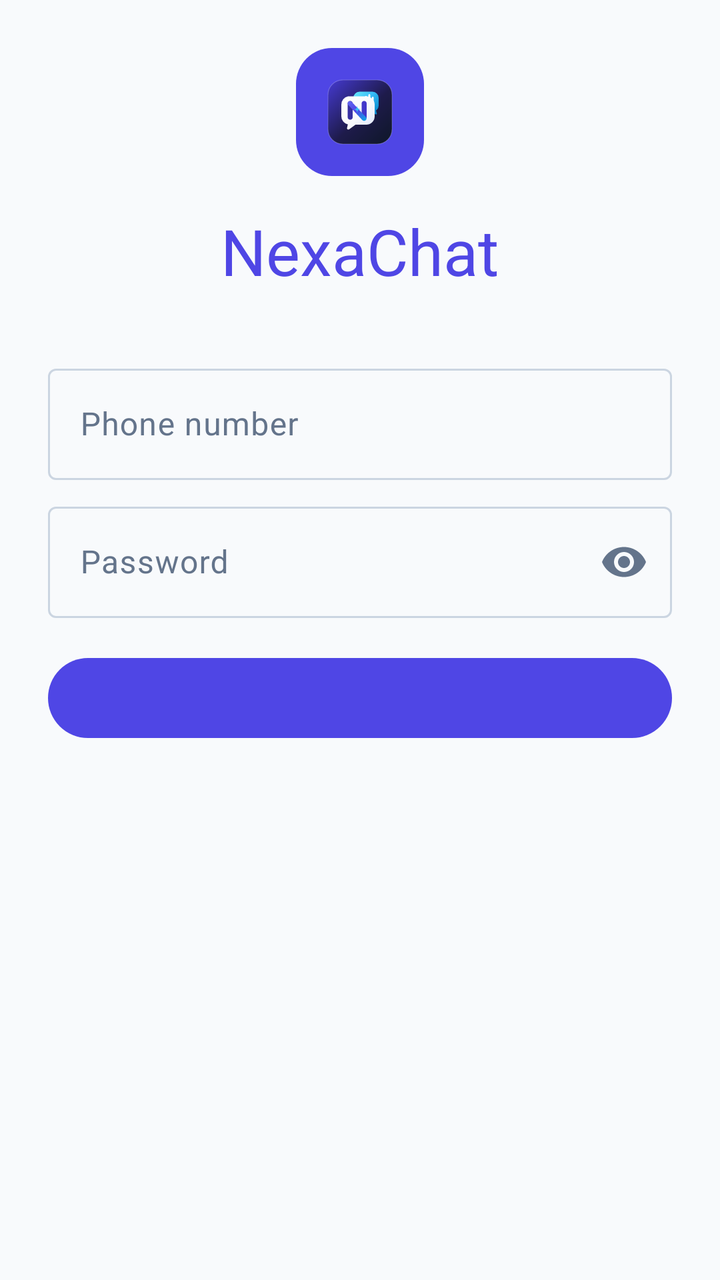
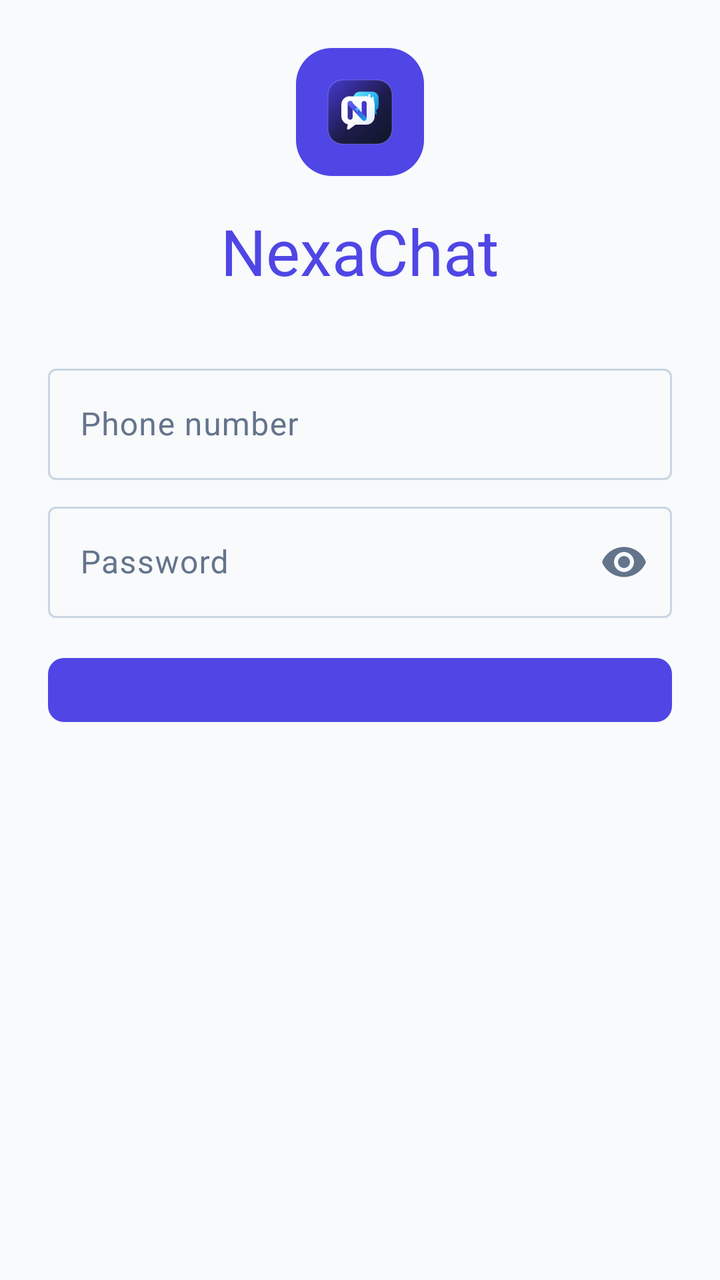

An Android layout rendered at two revisions. The XML below is the earlier revision; the diff shows what the commit changed to produce the second picture.
<!-- AndroidManifest.xml: application theme Theme.NexaChat -->
<!-- res/layout/fragment_login.xml -->
<?xml version="1.0" encoding="utf-8"?>
<FrameLayout xmlns:android="http://schemas.android.com/apk/res/android"
    android:layout_width="match_parent"
    android:layout_height="match_parent"
    android:background="?android:attr/colorBackground">

        <ScrollView
            android:layout_width="match_parent"
            android:layout_height="match_parent"
            android:fillViewport="true">

            <LinearLayout
                android:layout_width="match_parent"
                android:layout_height="wrap_content"
                android:gravity="center_horizontal"
                android:orientation="vertical"
                android:padding="@dimen/space_lg">

                <LinearLayout
                    android:id="@+id/contentColumn"
                    android:layout_width="match_parent"
                    android:layout_height="wrap_content"
                    android:maxWidth="@dimen/auth_form_max_width"
                    android:orientation="vertical"
                    android:gravity="center_horizontal">

                    <ImageView
                        android:id="@+id/authLogo"
                        android:layout_width="64dp"
                        android:layout_height="64dp"
                        android:background="@drawable/bg_auth_logo"
                        android:contentDescription="@string/app_name"
                        android:padding="14dp"
                        android:src="@drawable/ic_nexachat_logo" />

                    <TextView
                        android:id="@+id/authTitle"
                        android:layout_width="wrap_content"
                        android:layout_height="wrap_content"
                        android:layout_marginTop="@dimen/space_md"
                        android:text="@string/app_name"
                        android:textAppearance="?attr/textAppearanceHeadlineLarge"
                        android:textColor="?attr/colorPrimary" />

                    <com.google.android.material.textfield.TextInputLayout
                        android:id="@+id/phoneLayout"
                        android:layout_width="match_parent"
                        android:layout_height="wrap_content"
                        android:layout_marginTop="@dimen/space_xl"
                        android:hint="@string/auth_phone_label">

                        <com.google.android.material.textfield.TextInputEditText
                            android:id="@+id/phoneInput"
                            android:layout_width="match_parent"
                            android:layout_height="wrap_content"
                            android:inputType="phone" />
                    </com.google.android.material.textfield.TextInputLayout>

                    <com.google.android.material.textfield.TextInputLayout
                        android:id="@+id/passwordLayout"
                        android:layout_width="match_parent"
                        android:layout_height="wrap_content"
                        android:layout_marginTop="@dimen/space_sm"
                        android:hint="@string/auth_password_label"
                        app:endIconDrawable="@drawable/ic_visibility"
                        app:endIconContentDescription="@string/cd_password_visibility"
                        app:endIconMode="password_toggle"
                        xmlns:app="http://schemas.android.com/apk/res-auto">

                        <com.google.android.material.textfield.TextInputEditText
                            android:id="@+id/passwordInput"
                            android:layout_width="match_parent"
                            android:layout_height="wrap_content"
                            android:inputType="textPassword" />
                    </com.google.android.material.textfield.TextInputLayout>

                    <TextView
                        android:id="@+id/errorBanner"
                        android:layout_width="match_parent"
                        android:layout_height="wrap_content"
                        android:layout_marginTop="@dimen/space_sm"
                        android:background="?attr/colorErrorContainer"
                        android:padding="@dimen/space_sm"
                        android:textColor="?attr/colorOnErrorContainer"
                        android:visibility="gone" />

                    <com.google.android.material.button.MaterialButton
                        android:id="@+id/primaryAction"
                        android:layout_width="match_parent"
                        android:layout_height="wrap_content"
                        android:layout_marginTop="@dimen/space_md"
                        android:minHeight="@dimen/min_touch_target" />

                    <com.google.android.material.button.MaterialButton
                        android:id="@+id/secondaryAction"
                        style="@style/Widget.Material3.Button.TextButton"
                        android:layout_width="match_parent"
                        android:layout_height="wrap_content"
                        android:minHeight="@dimen/min_touch_target" />
                </LinearLayout>
            </LinearLayout>
        </ScrollView>


    <com.nexachat.core.ui.components.LoadingStateView
        android:id="@+id/loadingState"
        android:layout_width="match_parent"
        android:layout_height="match_parent"
        android:visibility="gone" />

    <com.nexachat.core.ui.components.ErrorStateView
        android:id="@+id/errorState"
        android:layout_width="match_parent"
        android:layout_height="match_parent"
        android:visibility="gone" />

    <com.nexachat.core.ui.components.EmptyStateView
        android:id="@+id/emptyState"
        android:layout_width="match_parent"
        android:layout_height="match_parent"
        android:visibility="gone" />

</FrameLayout>
<!-- resources referenced by this layout -->
<resources>
  <dimen name="auth_form_max_width">440dp</dimen>
  <dimen name="min_touch_target">48dp</dimen>
  <dimen name="space_lg">24dp</dimen>
  <dimen name="space_md">16dp</dimen>
  <dimen name="space_sm">8dp</dimen>
  <dimen name="space_xl">32dp</dimen>
  <string name="app_name">NexaChat</string>
  <string name="auth_password_label">Password</string>
  <string name="auth_phone_label">Phone number</string>
  <string name="cd_password_visibility">Toggle password visibility</string>
  <style name="Theme.NexaChat" parent="Theme.NexaChat.Views" />
  <color name="colorPrimary">@color/brand_indigo</color>
  <color name="colorOnPrimary">#FFFFFFFF</color>
  <color name="colorPrimaryContainer">@color/brand_indigo_container</color>
  <color name="colorOnPrimaryContainer">@color/brand_on_indigo_container</color>
  <color name="colorSecondary">@color/slate_secondary</color>
  <color name="colorOnSecondary">#FFFFFFFF</color>
  <color name="colorSecondaryContainer">@color/slate_secondary_container</color>
  <color name="colorOnSecondaryContainer">@color/slate_on_secondary_container</color>
  <color name="colorTertiary">@color/tertiary_sky</color>
  <color name="colorOnTertiary">#FFFFFFFF</color>
  <color name="colorTertiaryContainer">@color/tertiary_sky_container</color>
  <color name="colorOnTertiaryContainer">@color/tertiary_on_sky_container</color>
  <color name="colorError">@color/error_red</color>
  <color name="colorOnError">#FFFFFFFF</color>
  <color name="colorErrorContainer">@color/error_container_light</color>
  <color name="colorOnErrorContainer">@color/on_error_container_light</color>
  <color name="colorBackground">@color/background_light</color>
  <color name="colorOnBackground">@color/text_primary_light</color>
  <color name="colorSurface">@color/surface_light</color>
  <color name="colorOnSurface">@color/text_primary_light</color>
  <color name="colorSurfaceVariant">@color/surface_variant_light</color>
  <color name="colorOnSurfaceVariant">@color/text_secondary_light</color>
  <color name="colorOutline">@color/slate_border</color>
  <color name="colorOutlineVariant">@color/slate_divider</color>
  <style name="TextAppearance.NexaChat.TitleLarge" parent="TextAppearance.Material3.TitleLarge" />
  <style name="TextAppearance.NexaChat.TitleSmall" parent="TextAppearance.Material3.TitleSmall" />
  <style name="TextAppearance.NexaChat.BodyLarge" parent="TextAppearance.Material3.BodyLarge" />
  <style name="TextAppearance.NexaChat.BodyMedium" parent="TextAppearance.Material3.BodyMedium" />
  <style name="TextAppearance.NexaChat.BodySmall" parent="TextAppearance.Material3.BodySmall" />
  <style name="TextAppearance.NexaChat.LabelLarge" parent="TextAppearance.Material3.LabelLarge" />
  <style name="TextAppearance.NexaChat.LabelSmall" parent="TextAppearance.Material3.LabelSmall" />
  <color name="brand_indigo">#FF4F46E5</color>
  <color name="brand_indigo_container">#FFE0E7FF</color>
  <color name="brand_on_indigo_container">#FF1E1B4B</color>
  <color name="slate_secondary">#FF505F76</color>
  <color name="slate_secondary_container">#FFD0E1FB</color>
  <color name="slate_on_secondary_container">#FF1D283A</color>
  <color name="tertiary_sky">#FF0EA5E9</color>
  <color name="tertiary_sky_container">#FFBAE6FD</color>
  <color name="tertiary_on_sky_container">#FF0369A1</color>
  <color name="error_red">#FFBA1A1A</color>
  <color name="error_container_light">#FFFFDAD6</color>
  <color name="on_error_container_light">#FF93000A</color>
  <color name="background_light">#FFF8FAFC</color>
  <color name="text_primary_light">#FF0F172A</color>
  <color name="surface_light">#FFF8FAFC</color>
  <color name="surface_variant_light">#FFE0E3E5</color>
  <color name="text_secondary_light">#FF64748B</color>
  <color name="slate_border">#FFCBD5E1</color>
  <color name="slate_divider">#FFE2E8F0</color>
  <dimen name="corner_sm">8dp</dimen>
  <dimen name="corner_md">12dp</dimen>
  <dimen name="corner_lg">16dp</dimen>
  <!-- unchanged entries left out for length: 13 -->
</resources>

<!-- the commit's change to res/layout/fragment_login.xml (unified diff, before → after) -->
@@ -1,5 +1,6 @@
 <?xml version="1.0" encoding="utf-8"?>
 <FrameLayout xmlns:android="http://schemas.android.com/apk/res/android"
+    xmlns:app="http://schemas.android.com/apk/res-auto"
     android:layout_width="match_parent"
     android:layout_height="match_parent"
     android:background="?android:attr/colorBackground">
@@ -64,8 +65,7 @@
                         android:hint="@string/auth_password_label"
                         app:endIconDrawable="@drawable/ic_visibility"
                         app:endIconContentDescription="@string/cd_password_visibility"
-                        app:endIconMode="password_toggle"
-                        xmlns:app="http://schemas.android.com/apk/res-auto">
+                        app:endIconMode="password_toggle">
 
                         <com.google.android.material.textfield.TextInputEditText
                             android:id="@+id/passwordInput"
@@ -89,7 +89,10 @@
                         android:layout_width="match_parent"
                         android:layout_height="wrap_content"
                         android:layout_marginTop="@dimen/space_md"
-                        android:minHeight="@dimen/min_touch_target" />
+                        android:minHeight="40dp"
+                        android:textColor="@android:color/white"
+                        app:backgroundTint="@color/colorPrimary"
+                        app:cornerRadius="8dp" />
 
                     <com.google.android.material.button.MaterialButton
                         android:id="@+id/secondaryAction"
